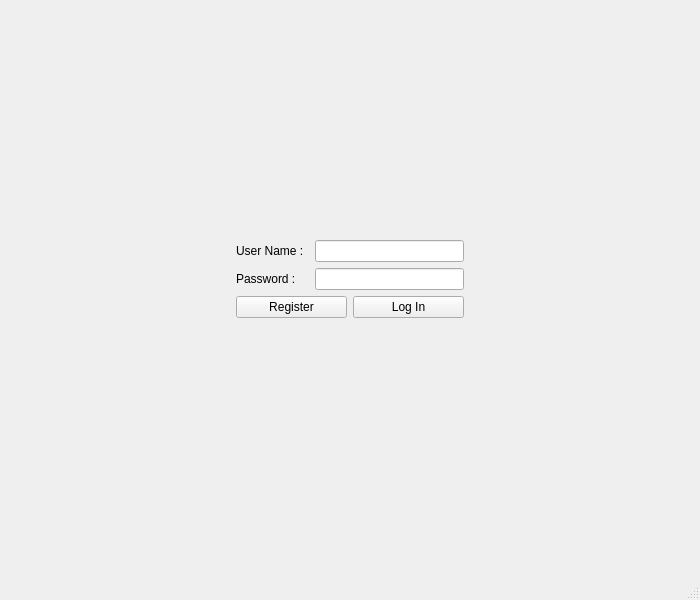
The window that loginwindow.ui (aminfooladi/QSpotify) describes before a commit, drawn with Qt 5.
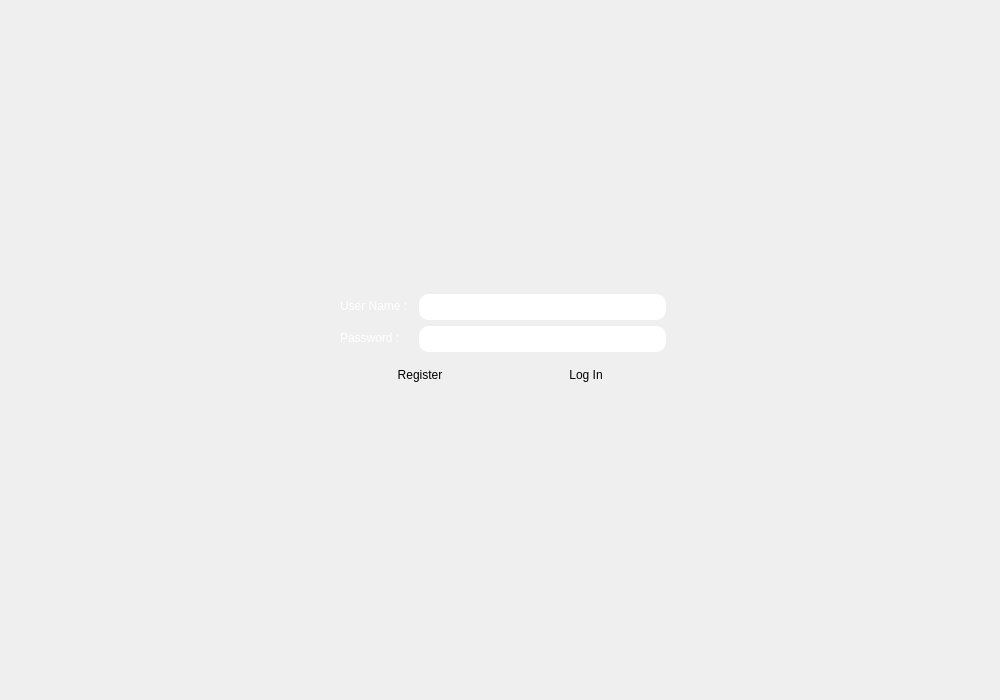
The same window after the commit. Icons and pictures are not drawn.

Commit message: compelet UI of loding page by adding background

```diff
--- a/loginwindow.ui
+++ b/loginwindow.ui
@@ -6,8 +6,8 @@
    <rect>
     <x>0</x>
     <y>0</y>
-    <width>700</width>
-    <height>600</height>
+    <width>1000</width>
+    <height>700</height>
    </rect>
   </property>
   <property name="minimumSize">
@@ -19,8 +19,26 @@
   <property name="windowTitle">
    <string>Login Window</string>
   </property>
+  <property name="styleSheet">
+   <string notr="true">background-image: url(:/images/background/images/background.png);
+background-position: center;
+</string>
+  </property>
   <widget class="QWidget" name="centralwidget">
    <layout class="QGridLayout" name="gridLayout">
+    <item row="1" column="3">
+     <spacer name="horizontalSpacer_2">
+      <property name="orientation">
+       <enum>Qt::Orientation::Horizontal</enum>
+      </property>
+      <property name="sizeHint" stdset="0">
+       <size>
+        <width>40</width>
+        <height>20</height>
+       </size>
+      </property>
+     </spacer>
+    </item>
     <item row="0" column="1">
      <spacer name="verticalSpacer_2">
       <property name="orientation">
@@ -34,15 +52,15 @@
       </property>
      </spacer>
     </item>
-    <item row="1" column="0">
-     <spacer name="horizontalSpacer">
+    <item row="2" column="1">
+     <spacer name="verticalSpacer">
       <property name="orientation">
-       <enum>Qt::Orientation::Horizontal</enum>
+       <enum>Qt::Orientation::Vertical</enum>
       </property>
       <property name="sizeHint" stdset="0">
        <size>
-        <width>40</width>
-        <height>20</height>
+        <width>20</width>
+        <height>40</height>
        </size>
       </property>
      </spacer>
@@ -54,6 +72,9 @@
         <property name="enabled">
          <bool>true</bool>
         </property>
+        <property name="styleSheet">
+         <string notr="true">color: rgb(255, 255, 255);</string>
+        </property>
         <property name="text">
          <string>User Name : </string>
         </property>
@@ -64,6 +85,12 @@
         <property name="enabled">
          <bool>true</bool>
         </property>
+        <property name="styleSheet">
+         <string notr="true">background-image: url(:/images/background/images/witeBackground.png); 
+border-radius: 10px;
+padding: 5px;
+</string>
+        </property>
        </widget>
       </item>
       <item row="1" column="0">
@@ -71,6 +98,9 @@
         <property name="enabled">
          <bool>true</bool>
         </property>
+        <property name="styleSheet">
+         <string notr="true">color: rgb(255, 255, 255);</string>
+        </property>
         <property name="text">
          <string>Password :    </string>
         </property>
@@ -81,6 +111,12 @@
         <property name="enabled">
          <bool>true</bool>
         </property>
+        <property name="styleSheet">
+         <string notr="true">background-image: url(:/images/background/images/witeBackground.png); 
+border-radius: 10px;
+padding: 5px;
+</string>
+        </property>
         <property name="text">
          <string/>
         </property>
@@ -94,6 +130,14 @@
         <property name="enabled">
          <bool>true</bool>
         </property>
+        <property name="styleSheet">
+         <string notr="true">color: rgb(216, 0, 0);
+background: transparent;
+border-radius: 10px;
+
+
+</string>
+        </property>
         <property name="text">
          <string/>
         </property>
@@ -106,6 +150,12 @@
           <property name="enabled">
            <bool>true</bool>
           </property>
+          <property name="styleSheet">
+           <string notr="true">background-image: url(:/images/background/images/witeBackground.png); 
+border-radius: 15px;
+padding: 10px;
+</string>
+          </property>
           <property name="text">
            <string>Register</string>
           </property>
@@ -122,6 +172,12 @@
           <property name="enabled">
            <bool>true</bool>
           </property>
+          <property name="styleSheet">
+           <string notr="true">background-image: url(:/images/background/images/witeBackground.png); 
+border-radius: 15px;
+padding: 10px;
+</string>
+          </property>
           <property name="text">
            <string>Log In</string>
           </property>
@@ -137,8 +193,8 @@
       </item>
      </layout>
     </item>
-    <item row="1" column="2">
-     <spacer name="horizontalSpacer_2">
+    <item row="1" column="0">
+     <spacer name="horizontalSpacer">
       <property name="orientation">
        <enum>Qt::Orientation::Horizontal</enum>
       </property>
@@ -150,22 +206,56 @@
       </property>
      </spacer>
     </item>
-    <item row="2" column="1">
-     <spacer name="verticalSpacer">
-      <property name="orientation">
-       <enum>Qt::Orientation::Vertical</enum>
-      </property>
-      <property name="sizeHint" stdset="0">
-       <size>
-        <width>20</width>
-        <height>40</height>
-       </size>
-      </property>
-     </spacer>
+    <item row="0" column="0">
+     <layout class="QGridLayout" name="gridLayout_3">
+      <item row="0" column="0">
+       <widget class="QLabel" name="logoLabel">
+        <property name="styleSheet">
+         <string notr="true">image: url(:/images/logo/images/Logo.png);
+background: transparent;
+border: none;</string>
+        </property>
+        <property name="text">
+         <string/>
+        </property>
+       </widget>
+      </item>
+      <item row="1" column="0">
+       <spacer name="verticalSpacer_3">
+        <property name="orientation">
+         <enum>Qt::Orientation::Vertical</enum>
+        </property>
+        <property name="sizeType">
+         <enum>QSizePolicy::Policy::Fixed</enum>
+        </property>
+        <property name="sizeHint" stdset="0">
+         <size>
+          <width>20</width>
+          <height>150</height>
+         </size>
+        </property>
+       </spacer>
+      </item>
+      <item row="0" column="1">
+       <spacer name="horizontalSpacer_3">
+        <property name="orientation">
+         <enum>Qt::Orientation::Horizontal</enum>
+        </property>
+        <property name="sizeType">
+         <enum>QSizePolicy::Policy::Fixed</enum>
+        </property>
+        <property name="sizeHint" stdset="0">
+         <size>
+          <width>150</width>
+          <height>20</height>
+         </size>
+        </property>
+       </spacer>
+      </item>
+     </layout>
     </item>
    </layout>
   </widget>
-  <widget class="QStatusBar" name="statusbar"/>
  </widget>
  <resources/>
  <connections/>
```
The commit also changes 6 other files.
